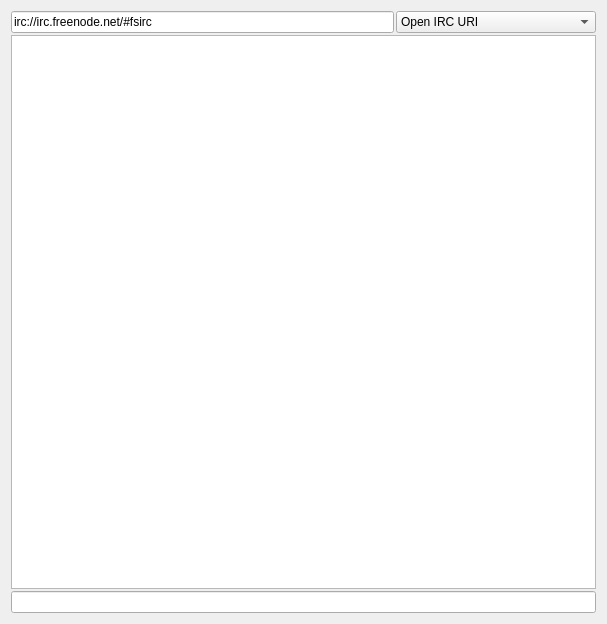
Before: the Qt Designer form src/plugins/chatter/src/fsmain.ui in 0xd34df00d/leechcraft, drawn with Qt 5.
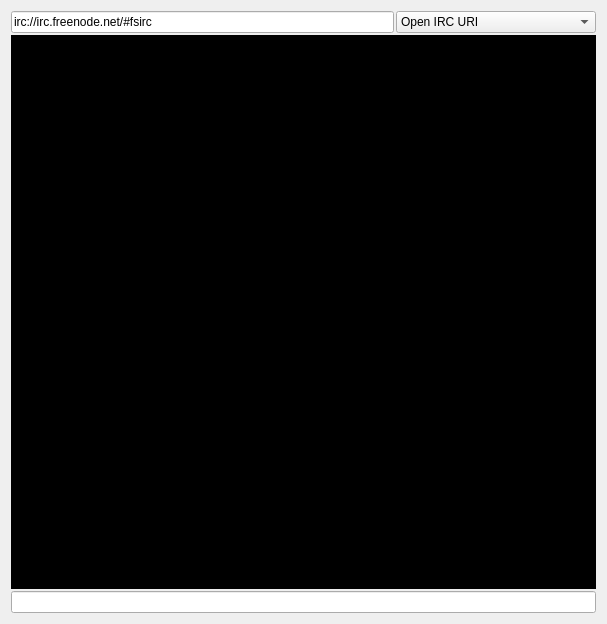
After: the same form once the commit is applied. Custom widgets are drawn as their Qt base class.

What changed in the file:
```diff
--- a/src/plugins/chatter/src/fsmain.ui
+++ b/src/plugins/chatter/src/fsmain.ui
@@ -72,7 +72,7 @@
       </layout>
      </item>
      <item>
-      <widget class="QTextEdit" name="fsChatView" >
+      <widget class="QTextBrowser" name="fsChatView" >
        <property name="sizePolicy" >
         <sizepolicy vsizetype="MinimumExpanding" hsizetype="MinimumExpanding" >
          <horstretch>0</horstretch>
@@ -80,26 +80,10 @@
         </sizepolicy>
        </property>
        <property name="styleSheet" >
-        <string notr="true" >body
+        <string notr="true" >QTextBrowser
 {
-	background-color: black;
-	color:red;
-}
-.info
-{
-	color: #2C8C2B;
-}
-.ops
-{
-	color:#0D17A7;
-}
-.cmn
-{
-	color:red;
-}
-.action
-{
-	color:#0CAE83;
+	background: black;
+	color:white;
 }</string>
        </property>
        <property name="tabChangesFocus" >
@@ -112,8 +96,8 @@
         <string>&lt;!DOCTYPE HTML PUBLIC "-//W3C//DTD HTML 4.0//EN" "http://www.w3.org/TR/REC-html40/strict.dtd">
 &lt;html>&lt;head>&lt;meta name="qrichtext" content="1" />&lt;style type="text/css">
 p, li { white-space: pre-wrap; }
-&lt;/style>&lt;/head>&lt;body style=" font-family:'DejaVu Sans'; font-size:10pt; font-weight:400; font-style:normal;">
-&lt;p style="-qt-paragraph-type:empty; margin-top:12px; margin-bottom:12px; margin-left:0px; margin-right:0px; -qt-block-indent:0; text-indent:0px; font-family:'Sans Serif';">&lt;/p>&lt;/body>&lt;/html></string>
+&lt;/style>&lt;/head>&lt;body style=" font-family:'DejaVu Sans'; font-size:8pt; font-weight:400; font-style:normal;">
+&lt;p style="-qt-paragraph-type:empty; margin-top:12px; margin-bottom:12px; margin-left:0px; margin-right:0px; -qt-block-indent:0; text-indent:0px; font-family:'Sans Serif'; font-size:10pt;">&lt;/p>&lt;/body>&lt;/html></string>
        </property>
       </widget>
      </item>
```
Left out of the diff: 6 changed lines with no effect on the pictures.
